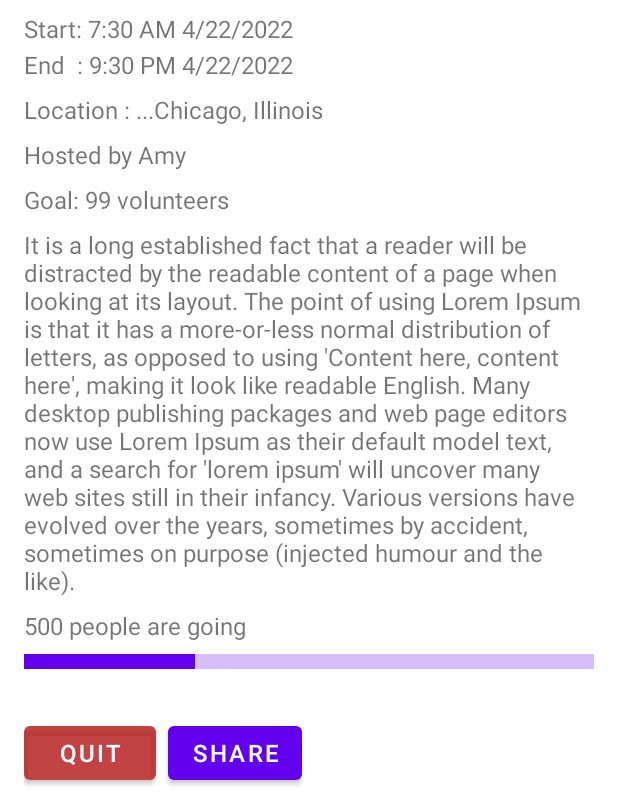
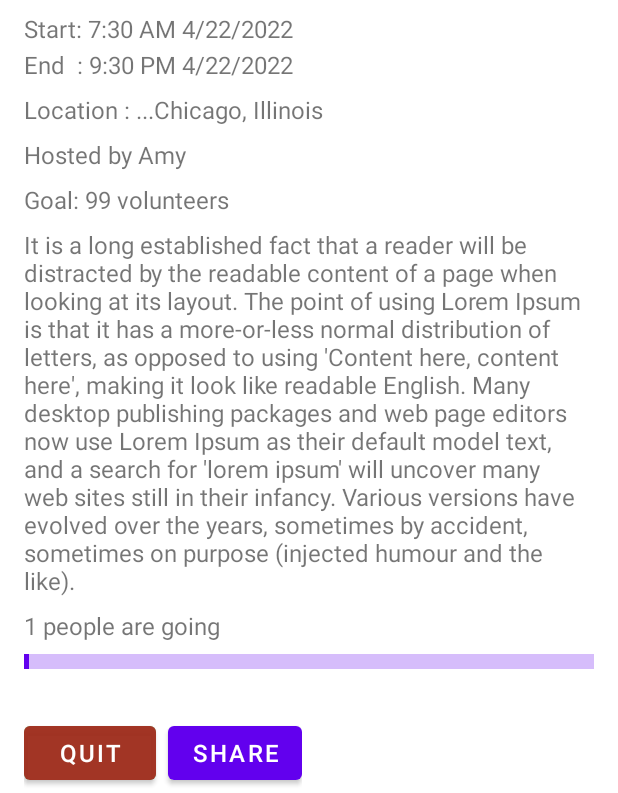
Before and after one commit to olphil99/DISH, an Android app: the PostActivity screen opened directly, with no data from a screen before it, after a tap on "ACCEPT", on a phone screen of 412 x 824 dp, the part 443-1236 px from its top. Run offline under Robolectric (Android 15) with nearby library versions, the phone set to English and light mode, and no system bars; Roboto replaces fonts that are not available here.

Commit message:
update accept button

```diff
--- a/app/src/main/java/com/example/dish/ui/home/HomeFragment.java
+++ b/app/src/main/java/com/example/dish/ui/home/HomeFragment.java
@@ -4,13 +4,9 @@ import android.os.Bundle;
 import android.view.LayoutInflater;
 import android.view.View;
 import android.view.ViewGroup;
-import android.widget.TextView;
 
 import androidx.annotation.NonNull;
-import androidx.annotation.Nullable;
 import androidx.fragment.app.Fragment;
-import androidx.lifecycle.Observer;
-import androidx.lifecycle.ViewModelProvider;
 import androidx.recyclerview.widget.LinearLayoutManager;
 import androidx.recyclerview.widget.RecyclerView;
 
--- a/app/src/main/java/com/example/dish/ui/home/Post.java
+++ b/app/src/main/java/com/example/dish/ui/home/Post.java
@@ -9,6 +9,9 @@ public class Post {
     private String type;
     private String picture_url;
     private double goal;
+    private double currentProgress;
+
+
 
     public Post(String creator, int ID, String title, String body, String tags, String type, String picture_url, double goal) {
         this.creator = creator;
@@ -19,6 +22,7 @@ public class Post {
         this.type = type;
         this.picture_url = picture_url;
         this.goal = goal;
+        this.currentProgress = 0;
     }
 
     public void setCreator(String creator) {
@@ -84,4 +88,12 @@ public class Post {
     public double getGoal() {
         return goal;
     }
+
+    public double getCurrentProgress() {
+        return currentProgress;
+    }
+
+    public void setCurrentProgress(double currentProgress) {
+        this.currentProgress = currentProgress;
+    }
 }
--- a/app/src/main/java/com/example/dish/ui/postDetail/PostActivity.java
+++ b/app/src/main/java/com/example/dish/ui/postDetail/PostActivity.java
@@ -9,7 +9,6 @@ import android.view.View;
 import android.widget.Button;
 import android.widget.ImageView;
 import android.widget.TextView;
-import android.widget.Toast;
 
 import com.example.dish.R;
 import com.example.dish.ui.home.Post;
@@ -20,6 +19,7 @@ public class PostActivity extends AppCompatActivity {
     private TextView txtTitle, txtStart, txtEnd, txtDescription, txtLocation, txtHost, txtGoal, txtCurrentProgress;
     private Button btAccept, btShare, btDonate;
     private LinearProgressIndicator progressBar;
+    private int prog;
     @RequiresApi(api = Build.VERSION_CODES.N)
     @Override
     protected void onCreate(Bundle savedInstanceState) {
@@ -37,20 +37,29 @@ public class PostActivity extends AppCompatActivity {
             btDonate.setVisibility(View.GONE);
         }
 
+
+        //TODO: Change the parameters for setProgress
         btAccept.setOnClickListener(new View.OnClickListener() {
             @Override
             public void onClick(View v) {
                 if(btAccept.getText().toString().equals("ACCEPT")) {
                     btAccept.setText("QUIT");
                     btAccept.setBackgroundColor(getResources().getColor(R.color.red));
+                    post.setCurrentProgress(post.getCurrentProgress() + 1);
+                    txtCurrentProgress.setText(String.valueOf((int)post.getCurrentProgress()) + " people are going");
+                    progressBar.setProgress(1, true);
+
                 }
                 else{
                     btAccept.setText("ACCEPT");
                     btAccept.setBackgroundColor(getResources().getColor(R.color.green));
+                    post.setCurrentProgress(post.getCurrentProgress() - 1);
+                    txtCurrentProgress.setText(String.valueOf((int)post.getCurrentProgress()) + " people are going");
+                    progressBar.setProgress(0, true);
                 }
-
             }
         });
+        //TODO: Handle the btShare and btDonate
     }
 
     @RequiresApi(api = Build.VERSION_CODES.N)
@@ -60,13 +69,14 @@ public class PostActivity extends AppCompatActivity {
         txtHost.setText(post.getCreator());
         if(post.getType().equals("donation")) {
             txtGoal.setText("$ " + String.valueOf(post.getGoal()));
-            txtCurrentProgress.setText("$ 30");
+            txtCurrentProgress.setText(post.getCurrentProgress() + "$ 30");
         }
         else {
             txtGoal.setText(String.valueOf((int) post.getGoal()) + " volunteers");
-            txtCurrentProgress.setText("500 people are going");
+            txtCurrentProgress.setText(String.valueOf((int)post.getCurrentProgress()) + " people are going");
         }
-        progressBar.setProgress(30, true);
+        prog = (int)(post.getCurrentProgress()/post.getGoal());
+        progressBar.setProgress(prog, true);
     }
     private void initViews() {
         ivPostPicture = findViewById(R.id.ivPostPicture);
--- a/app/src/main/res/layout/activity_post.xml
+++ b/app/src/main/res/layout/activity_post.xml
@@ -184,7 +184,7 @@
                         android:layout_marginEnd="8dp"
                         android:text="ACCEPT"
                         android:textSize="16sp"
-                        app:backgroundTint="@color/green" />
+                        android:backgroundTint="@color/green" />
 
                     <com.google.android.material.button.MaterialButton
                         android:id="@+id/btDonate"
@@ -193,7 +193,7 @@
                         android:layout_marginEnd="8dp"
                         android:text="DONATE"
                         android:textSize="16sp"
-                        app:backgroundTint="@color/green"/>
+                        android:backgroundTint="@color/green"/>
 
                     <com.google.android.material.button.MaterialButton
                         android:id="@+id/btShare"
--- a/app/src/main/res/layout/posts_list_item.xml
+++ b/app/src/main/res/layout/posts_list_item.xml
@@ -57,7 +57,7 @@
             android:text="1000"/>
         <com.google.android.material.progressindicator.LinearProgressIndicator
             android:id="@+id/progressBar"
-            android:progress="30"
+            android:progress="0"
             android:layout_width="match_parent"
             android:layout_height="wrap_content"
             android:layout_below="@+id/postImage"
```
